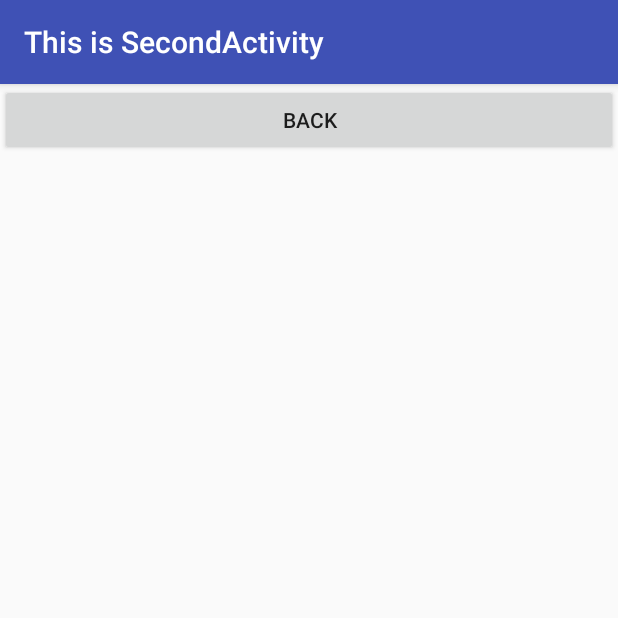
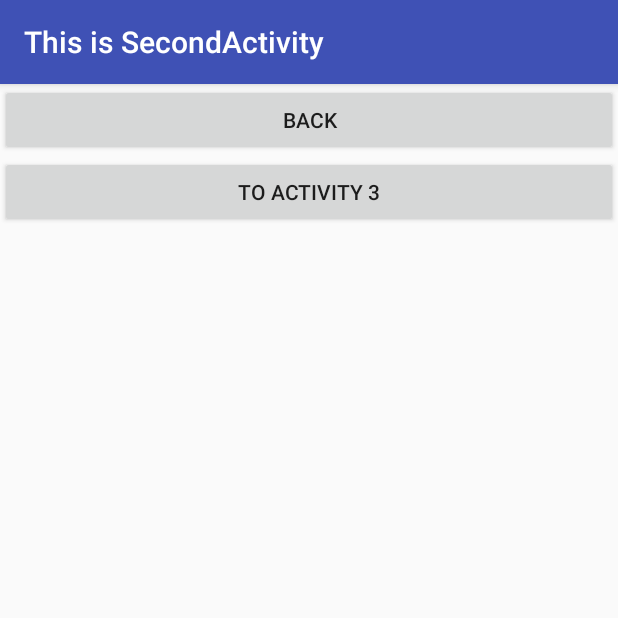
Before and after one commit to Cmoadne/AndroidActivityTest, an Android app: the screen it shows after launch (SecondActivity), after a tap on "EVIDENT_ACTIVITY_2", on a phone screen of 412 x 824 dp, the top half of it. Run offline under Robolectric (Android 15) with nearby library versions, the phone set to English and light mode, and no system bars.

```diff
--- a/app/src/main/AndroidManifest.xml
+++ b/app/src/main/AndroidManifest.xml
@@ -12,8 +12,13 @@
 
         <!-- .表示缩写，因为manifest已经指定了目录 -->
         <!-- label标题栏内容也是启动器中名字 -->
+        <!--默认启动模式会重复开很多活动-->
+        <!--启动模式为singleTOP 当活动处于顶端时 不再创建活动-->
+        <!--singleTASK模式会检查栈中有无这个活动，有的话不创建，直接把该活动之上的活动弹出，这个活动成为栈顶-->
+        <!--singleInstance给活动创建一个单独的返回栈，这样就可以很多程序共享一个实例了-->
         <activity
             android:name=".FirstActivity"
+            android:launchMode="singleTop"
             android:label="This is FirstActivity">
 
             <!-- 成为主活动 -->
@@ -25,6 +30,7 @@
         </activity>
         <activity
             android:name=".SecondActivity"
+            android:launchMode="singleInstance"
             android:label="This is SecondActivity">
 
             <!-- 4、隐式Intent，自动选择 -->
--- a/app/src/main/java/com/example/cmoadne/activitytest/FirstActivity.java
+++ b/app/src/main/java/com/example/cmoadne/activitytest/FirstActivity.java
@@ -43,8 +43,10 @@ public class FirstActivity extends AppCompatActivity {
     protected void onCreate(Bundle savedInstanceState) {
         super.onCreate(savedInstanceState);
         //打印
-        Log.d(TAG, "onCreate: Activity 1");
-        Log.d(TAG, this.toString());
+        //Log.d(TAG, "onCreate: Activity 1");
+        //Log.d(TAG, this.toString());
+        //显示栈ID？
+        Log.d(TAG, "Task id is  " + getTaskId());
         setContentView(R.layout.first_layout);//给当前活动加载布局
         //点击显示一个toast
         Button button_exit = (Button) findViewById(R.id.button_1_exit);
@@ -71,7 +73,7 @@ public class FirstActivity extends AppCompatActivity {
                 //3、显示Intent
                 Intent intent = new Intent(FirstActivity.this, SecondActivity.class);
                 //先销毁再开启活动，只保留一个活动，效果有翻页效果
-                finish();
+                //finish();
                 startActivity(intent);
 
             }
@@ -177,5 +179,10 @@ public class FirstActivity extends AppCompatActivity {
                 break;
         }
     }
+    @Override
+    protected void onRestart(){
+        super.onRestart();
+        Log.d(TAG, "onRestart : activity 1");
+    }
 
 }
--- a/app/src/main/java/com/example/cmoadne/activitytest/SecondActivity.java
+++ b/app/src/main/java/com/example/cmoadne/activitytest/SecondActivity.java
@@ -1,19 +1,23 @@
 package com.example.cmoadne.activitytest;
 
 import android.content.Intent;
+import android.os.Bundle;
 import android.support.v7.app.AppCompatActivity;
-import android.os.Bundle;
+import android.util.Log;
 import android.view.View;
 import android.widget.Button;
 import android.widget.Toast;
 
 public class SecondActivity extends AppCompatActivity {
 
+    private static final String TAG = "SecondActivity";
+
     @Override
     protected void onCreate(Bundle savedInstanceState) {
         super.onCreate(savedInstanceState);
         setContentView(R.layout.second_layout);
-
+        //显示栈ID？
+        Log.d(TAG, "Task id is " + getTaskId());
         Button button_back = (Button) findViewById(R.id.button_2_back);
         button_back.setOnClickListener(new View.OnClickListener() {
             @Override
@@ -33,10 +37,40 @@ public class SecondActivity extends AppCompatActivity {
                 //finish();
 
                 //3、显示Intent
-                Intent intent = new Intent(SecondActivity.this,FirstActivity.class);
-                finish();
+                Intent intent = new Intent(SecondActivity.this, FirstActivity.class);
+                //  finish();
+                startActivity(intent);
+            }
+        });
+        Button button_to_3 = (Button) findViewById(R.id.button_2_to_3);
+        button_to_3.setOnClickListener(new View.OnClickListener() {
+            @Override
+            public void onClick(View v) {
+                //1、toast
+                //来龙去脉 内容 时长
+                Toast.makeText(SecondActivity.this, "to activity 3", Toast.LENGTH_SHORT).show();
+
+                //2、销毁活动
+/*                try {
+                    Thread.sleep(3000);
+                } catch (InterruptedException e) {
+                    //TODO Auto-generated catch block
+                    e.printStackTrace();
+                }*/
+                //销毁活动
+                //finish();
+
+                //3、显示Intent
+                Intent intent = new Intent(SecondActivity.this, ThirdActivity.class);
+                //  finish();
                 startActivity(intent);
             }
         });
     }
+
+    @Override
+    protected void onDestroy() {
+        super.onDestroy();
+        Log.d(TAG, "onDestroy: activity 2");
+    }
 }
--- a/app/src/main/java/com/example/cmoadne/activitytest/ThirdActivity.java
+++ b/app/src/main/java/com/example/cmoadne/activitytest/ThirdActivity.java
@@ -3,16 +3,20 @@ package com.example.cmoadne.activitytest;
 import android.content.Intent;
 import android.support.v7.app.AppCompatActivity;
 import android.os.Bundle;
+import android.util.Log;
 import android.view.View;
 import android.widget.Button;
 import android.widget.Toast;
 
 public class ThirdActivity extends AppCompatActivity {
 
+    private static final String TAG = "ThirdActivity";
     @Override
     protected void onCreate(Bundle savedInstanceState) {
         super.onCreate(savedInstanceState);
         setContentView(R.layout.third_layout);
+        //显示栈ID？
+        Log.d(TAG, "Task id is " + getTaskId());
         Button button_back = (Button) findViewById(R.id.button_3_back);
         button_back.setOnClickListener(new View.OnClickListener() {
             @Override
@@ -20,7 +24,7 @@ public class ThirdActivity extends AppCompatActivity {
                 Toast.makeText(ThirdActivity.this, "Back to activity 1", Toast.LENGTH_SHORT).show();
 
                 Intent intent = new Intent(ThirdActivity.this, FirstActivity.class);
-                finish();
+       //         finish();
                 startActivity(intent);
             }
         });
--- a/app/src/main/res/layout/second_layout.xml
+++ b/app/src/main/res/layout/second_layout.xml
@@ -11,5 +11,12 @@
         android:layout_height="wrap_content"
         android:text="Back"
         />
+    <!--@+id 定义一个id 宽度和父元素一样  高度包含内容就行-->
+    <Button
+        android:id="@+id/button_2_to_3"
+        android:layout_width="match_parent"
+        android:layout_height="wrap_content"
+        android:text="To activity 3"
+        />
 
 </LinearLayout>
```
Also changed, not shown: 1 other file.
